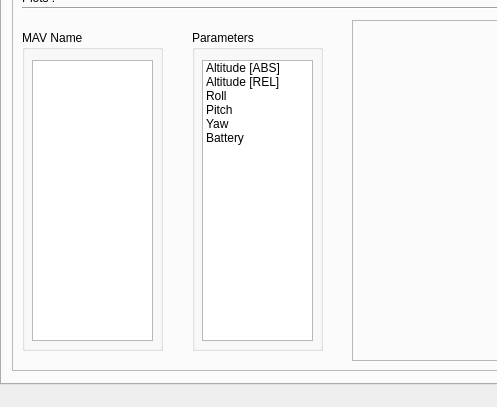
Before: the Qt Designer form src/gui/GCS.ui in KritinMathur/SPADE_BDI_UAV, drawn with Qt 5; both pictures show x 0 to 497 and y 365 to 772 of the 1164 by 772 pixel window.
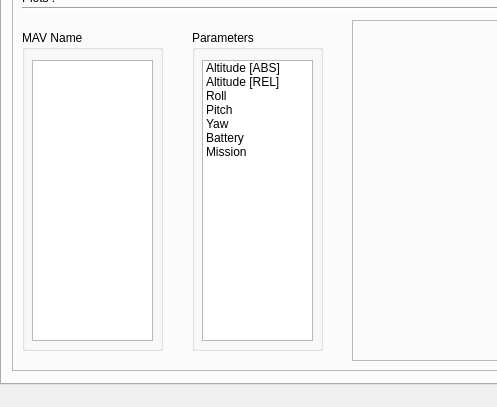
After: the same form once the commit is applied. The open tabs and pages were chosen to show the change.

Commit message: sim from ui, faults, minor gui changes, numpy add

The edit to the form file:
```diff
--- a/src/gui/GCS.ui
+++ b/src/gui/GCS.ui
@@ -1591,6 +1591,11 @@
           <string>Battery</string>
          </property>
         </item>
+        <item>
+         <property name="text">
+          <string>Mission</string>
+         </property>
+        </item>
        </widget>
       </widget>
      </widget>
```
The commit also changes 7 other files.
